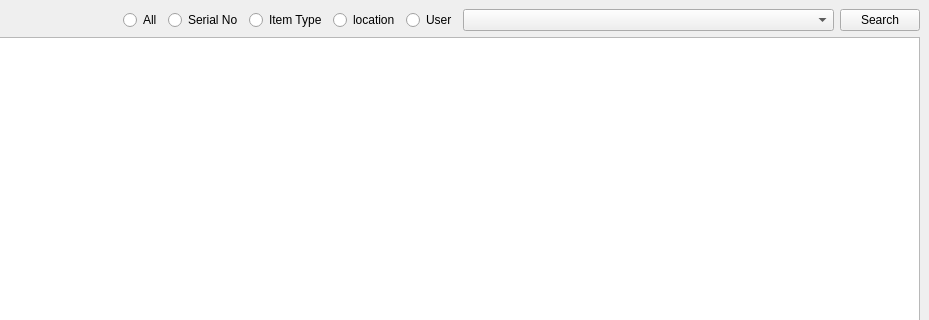
Qt form GUI/uiFiles/Grantha.ui (aumanimationstudios/Grantha) before a commit; both pictures show x 258 to 1187 and y 0 to 320 of the 1187 by 828 pixel window.
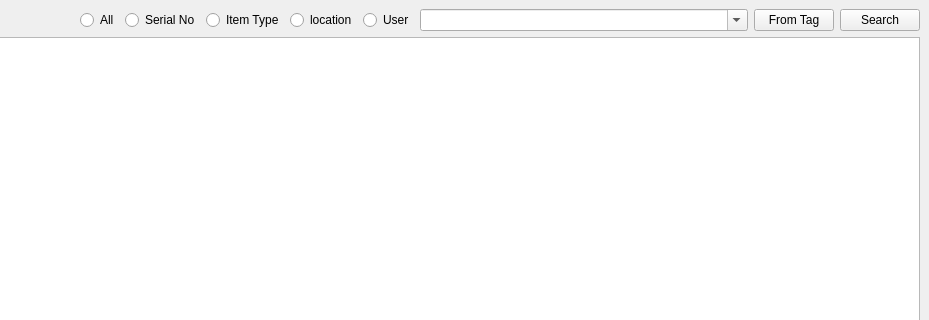
The same form after that commit.

Commit message: added fromTag option to ui

Diff of the .ui file:
```diff
--- a/GUI/uiFiles/Grantha.ui
+++ b/GUI/uiFiles/Grantha.ui
@@ -77,7 +77,14 @@
          </sizepolicy>
         </property>
         <property name="editable">
-         <bool>false</bool>
+         <bool>true</bool>
+        </property>
+       </widget>
+      </item>
+      <item>
+       <widget class="QPushButton" name="fromTagButton">
+        <property name="text">
+         <string>From Tag</string>
         </property>
        </widget>
       </item>
```
The commit also changes 4 other files.
